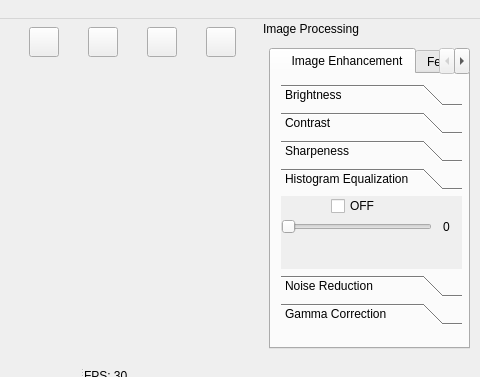
Before: the Qt Designer form mainwindow.ui in yuranxue272181/WPIMQP, drawn with Qt 5; both pictures show x 320 to 800 and y 0 to 377 of the 800 by 554 pixel window.
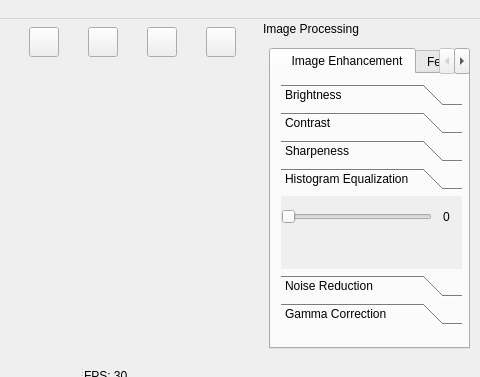
After: the same form once the commit is applied. The open tabs and pages were chosen to show the change.

The edit to the form file:
```diff
--- a/mainwindow.ui
+++ b/mainwindow.ui
@@ -743,24 +743,11 @@
         <attribute name="label">
          <string>Histogram Equalization</string>
         </attribute>
-        <widget class="QCheckBox" name="HEChecker">
-         <property name="geometry">
-          <rect>
-           <x>50</x>
-           <y>0</y>
-           <width>76</width>
-           <height>20</height>
-          </rect>
-         </property>
-         <property name="text">
-          <string>OFF</string>
-         </property>
-        </widget>
         <widget class="QSlider" name="HESlider">
          <property name="geometry">
           <rect>
            <x>0</x>
-           <y>20</y>
+           <y>10</y>
            <width>151</width>
            <height>22</height>
           </rect>
@@ -773,7 +760,7 @@
          <property name="geometry">
           <rect>
            <x>150</x>
-           <y>20</y>
+           <y>10</y>
            <width>31</width>
            <height>21</height>
           </rect>
```
Left out of the diff: 2 changed lines with no effect on the pictures.
